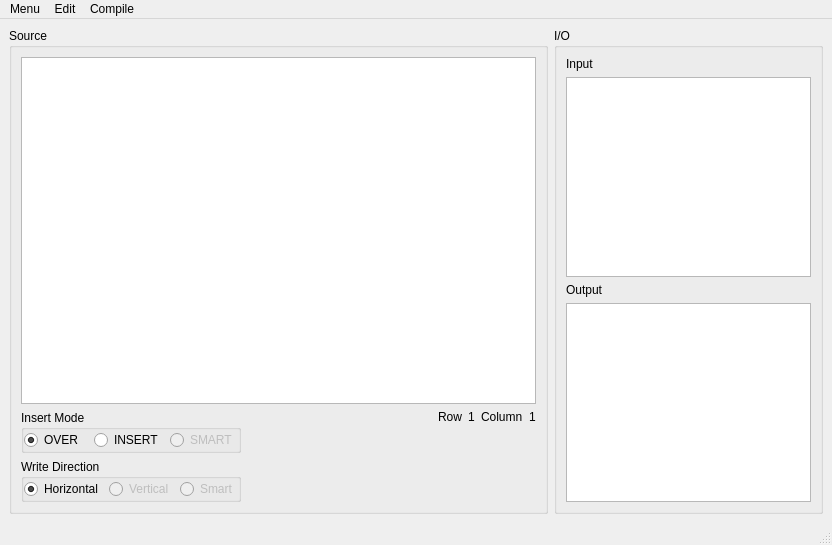
Qt form Editor/TextEditor/mainwindow.ui (ccebinger/SWPSoSe14) before a commit.
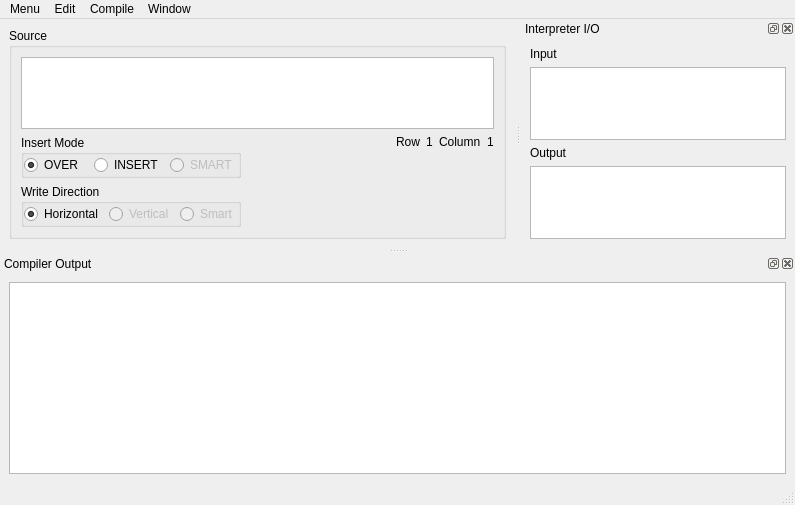
The same form after that commit. Custom widgets are drawn as their Qt base class.

Commit message: added compiler-inclusion; added option to stop running processes; added text edit for compiler output; refactoring to run processes concurrently

The edit to the form file:
```diff
--- a/Editor/TextEditor/mainwindow.ui
+++ b/Editor/TextEditor/mainwindow.ui
@@ -6,16 +6,16 @@
    <rect>
     <x>0</x>
     <y>0</y>
-    <width>832</width>
-    <height>545</height>
+    <width>795</width>
+    <height>505</height>
    </rect>
   </property>
   <property name="windowTitle">
    <string>Rail Editor</string>
   </property>
   <widget class="QWidget" name="ui_centralwidget">
-   <layout class="QHBoxLayout" name="horizontalLayout" stretch="2,1">
-    <item>
+   <layout class="QGridLayout" name="gridLayout_5">
+    <item row="0" column="0">
      <widget class="QGroupBox" name="ui_sourceGroupBox">
       <property name="title">
        <string>Source</string>
@@ -232,49 +232,6 @@
       </layout>
      </widget>
     </item>
-    <item>
-     <widget class="QGroupBox" name="ui_ioGroupBox">
-      <property name="title">
-       <string>I/O</string>
-      </property>
-      <property name="flat">
-       <bool>false</bool>
-      </property>
-      <layout class="QVBoxLayout" name="verticalLayout_2">
-       <item>
-        <widget class="QLabel" name="ui_inputLabel">
-         <property name="text">
-          <string>Input</string>
-         </property>
-        </widget>
-       </item>
-       <item>
-        <widget class="QPlainTextEdit" name="ui_inputPlainTextEdit">
-         <property name="lineWrapMode">
-          <enum>QPlainTextEdit::NoWrap</enum>
-         </property>
-        </widget>
-       </item>
-       <item>
-        <widget class="QLabel" name="ui_outpuLabel">
-         <property name="text">
-          <string>Output</string>
-         </property>
-        </widget>
-       </item>
-       <item>
-        <widget class="QPlainTextEdit" name="ui_outputPlainTextEdit">
-         <property name="lineWrapMode">
-          <enum>QPlainTextEdit::NoWrap</enum>
-         </property>
-         <property name="readOnly">
-          <bool>true</bool>
-         </property>
-        </widget>
-       </item>
-      </layout>
-     </widget>
-    </item>
    </layout>
   </widget>
   <widget class="QMenuBar" name="ui_menubar">
@@ -282,7 +239,7 @@
     <rect>
      <x>0</x>
      <y>0</y>
-     <width>832</width>
+     <width>795</width>
      <height>25</height>
     </rect>
    </property>
@@ -304,7 +261,7 @@
     <addaction name="ui_undoAction"/>
     <addaction name="ui_redoAction"/>
    </widget>
-   <widget class="QMenu" name="menuCompile">
+   <widget class="QMenu" name="ui_compileMenu">
     <property name="title">
      <string>Compile</string>
     </property>
@@ -312,15 +269,83 @@
     <addaction name="ui_runInterpreterAction"/>
     <addaction name="ui_stopInterpreterAction"/>
     <addaction name="separator"/>
-    <addaction name="ui_setCompilerAction"/>
-    <addaction name="ui_runCompilerAction"/>
-    <addaction name="ui_stopCompilerAction"/>
+    <addaction name="ui_setFrontendAction"/>
+    <addaction name="ui_runFrontendAction"/>
+    <addaction name="ui_stopFrontendAction"/>
+   </widget>
+   <widget class="QMenu" name="ui_windowMenu">
+    <property name="title">
+     <string>Window</string>
+    </property>
    </widget>
    <addaction name="ui_menuMenu"/>
    <addaction name="ui_editMenu"/>
-   <addaction name="menuCompile"/>
+   <addaction name="ui_compileMenu"/>
+   <addaction name="ui_windowMenu"/>
   </widget>
   <widget class="QStatusBar" name="ui_statusbar"/>
+  <widget class="QDockWidget" name="ui_ioDockWidget">
+   <property name="windowTitle">
+    <string>Interpreter I/O</string>
+   </property>
+   <attribute name="dockWidgetArea">
+    <number>2</number>
+   </attribute>
+   <widget class="QWidget" name="dockWidgetContents">
+    <layout class="QGridLayout" name="gridLayout_2">
+     <item row="3" column="0">
+      <widget class="QPlainTextEdit" name="ui_outputPlainTextEdit">
+       <property name="lineWrapMode">
+        <enum>QPlainTextEdit::NoWrap</enum>
+       </property>
+       <property name="readOnly">
+        <bool>true</bool>
+       </property>
+      </widget>
+     </item>
+     <item row="1" column="0">
+      <widget class="QPlainTextEdit" name="ui_inputPlainTextEdit">
+       <property name="lineWrapMode">
+        <enum>QPlainTextEdit::NoWrap</enum>
+       </property>
+      </widget>
+     </item>
+     <item row="0" column="0">
+      <widget class="QLabel" name="ui_inputLabel">
+       <property name="text">
+        <string>Input</string>
+       </property>
+      </widget>
+     </item>
+     <item row="2" column="0">
+      <widget class="QLabel" name="ui_outpuLabel">
+       <property name="text">
+        <string>Output</string>
+       </property>
+      </widget>
+     </item>
+    </layout>
+   </widget>
+  </widget>
+  <widget class="QDockWidget" name="ui_compilerDockWidget">
+   <property name="windowTitle">
+    <string>Compiler Output</string>
+   </property>
+   <attribute name="dockWidgetArea">
+    <number>8</number>
+   </attribute>
+   <widget class="QWidget" name="dockWidgetContents_3">
+    <layout class="QGridLayout" name="gridLayout_3">
+     <item row="0" column="0">
+      <widget class="QPlainTextEdit" name="ui_compilerOutputPlainTextEdit">
+       <property name="readOnly">
+        <bool>true</bool>
+       </property>
+      </widget>
+     </item>
+    </layout>
+   </widget>
+  </widget>
   <action name="ui_newFileAction">
    <property name="text">
     <string>New File</string>
```
Left out of the diff: 42 changed lines with no effect on the pictures. The commit also changes 2 other files.
